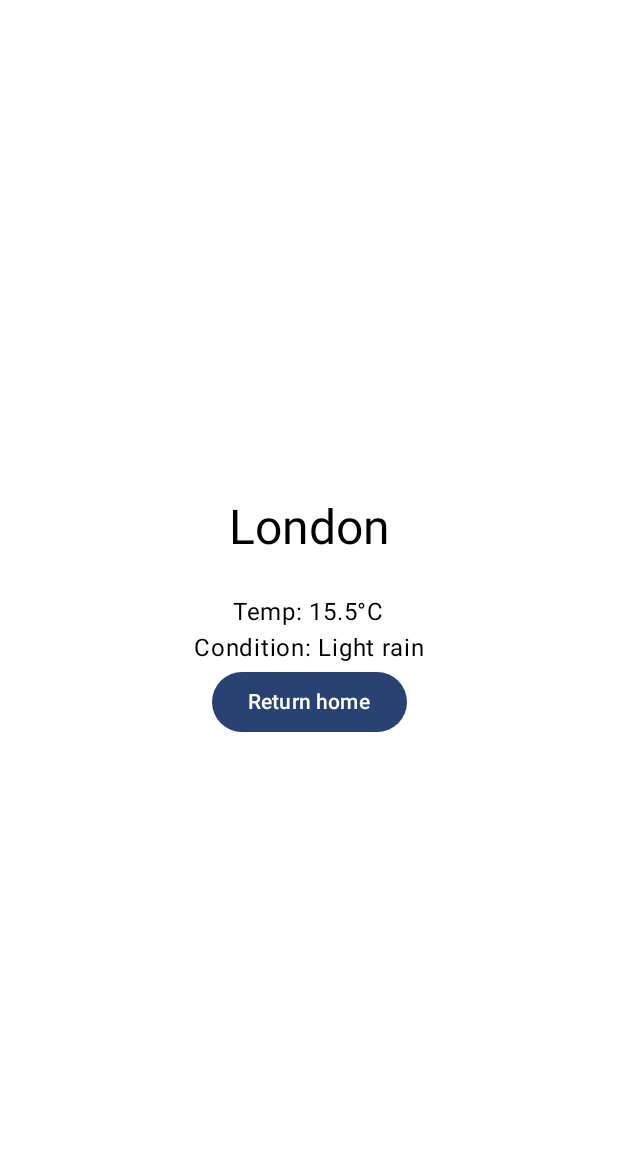
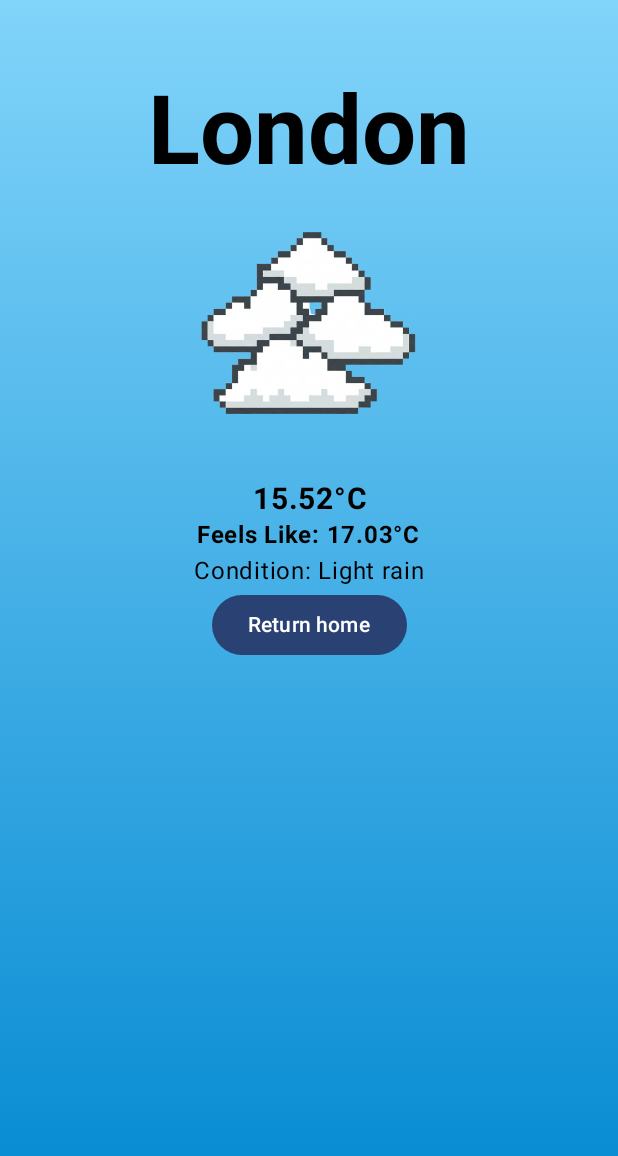
Before and after one commit to TomWight233/Sunny-Up-North, an Android app built with Jetpack Compose: the @Preview function WeatherPreview, on a phone screen of 412 x 824 dp. Shown: the top 1156 px of the screen. Run offline under Robolectric (Android 15) with nearby library versions, the phone set to English and light mode, and no system bars.

Commit message:
Small style changes, added some different data types to the model

```diff
--- a/app/src/main/java/com/example/sunnyupnorth/FakeWeatherViewModel.kt
+++ b/app/src/main/java/com/example/sunnyupnorth/FakeWeatherViewModel.kt
@@ -5,8 +5,8 @@ class FakeWeatherViewModel : WeatherViewModel() {
     init {
         weather = WeatherResponse(
             name = "London",
-            main = MainInfo(temp = 15.5, humidity = 80),
-            weather = listOf(WeatherDescription(description = "Light rain", icon = "10d"))
+            main = MainInfo(temp = 15.52, humidity = 80, feels_like = 17.03),
+            weather = listOf(WeatherDescription(main = "Clouds", description = "Light rain", icon = "10d"))
         )
     }
 }
--- a/app/src/main/java/com/example/sunnyupnorth/MainActivity.kt
+++ b/app/src/main/java/com/example/sunnyupnorth/MainActivity.kt
@@ -31,9 +31,12 @@ import androidx.compose.ui.Modifier
 import androidx.compose.ui.graphics.Brush
 import androidx.compose.ui.graphics.Color
 import androidx.compose.ui.res.painterResource
+import androidx.compose.ui.text.font.FontWeight
 import androidx.compose.ui.text.input.KeyboardType
+import androidx.compose.ui.text.style.TextAlign
 import androidx.compose.ui.tooling.preview.Preview
 import androidx.compose.ui.unit.dp
+import androidx.compose.ui.unit.sp
 import androidx.lifecycle.viewmodel.compose.viewModel
 import androidx.navigation.compose.NavHost
 import androidx.navigation.compose.composable
@@ -149,13 +152,16 @@ data class WeatherResponse(
     val weather: List<WeatherDescription>
 )
 
-data class MainInfo(val temp: Double, val humidity: Int)
-data class WeatherDescription(val description: String, val icon: String)
+data class MainInfo(val temp: Double, val humidity: Int, val feels_like: Double)
+data class WeatherDescription(val main: String, val description: String, val icon: String)
 
 
 @Composable
 fun WeatherScreen(viewModel: WeatherViewModel, onRestart: () -> Unit) {
     val weather = viewModel.weather
+    val skyGradient = Brush.verticalGradient(
+        colors = listOf(lightSkyBlue, deepSkyBlue)
+    )
 
     LaunchedEffect(Unit) {
         if (viewModel.searchLocation.isNotBlank()) {
@@ -165,13 +171,44 @@ fun WeatherScreen(viewModel: WeatherViewModel, onRestart: () -> Unit) {
 
     Column(
         horizontalAlignment = Alignment.CenterHorizontally,
-        verticalArrangement = Arrangement.Center,
-        modifier = Modifier.fillMaxSize()
+        verticalArrangement = Arrangement.Top,
+        modifier = Modifier.fillMaxSize().background(brush = skyGradient).padding(top = 50.dp)
+
     ) {
         if (weather != null) {
-            Text("${weather.name}", style = MaterialTheme.typography.headlineLarge)
-            Spacer(Modifier.height(24.dp))
-            Text("Temp: ${weather.main.temp}°C")
+            Text("${weather.name}", style = MaterialTheme.typography.headlineLarge.copy(
+                fontSize = 64.sp,
+                fontWeight = FontWeight.Bold
+            ))
+            when (weather.weather[0].main.lowercase()){
+            "clouds" -> Image(
+                painter = painterResource(id = R.drawable.cloud),
+                contentDescription = "Clouds Icon",
+                modifier = Modifier.size(180.dp)
+            )
+                "clear" -> Image(
+                    painter = painterResource(id = R.drawable.clear),
+                    contentDescription = "Sunny Clear Icon",
+                    modifier = Modifier.size(180.dp)
+
+                )
+                "rain" -> Image(
+                    painter = painterResource(id = R.drawable.rain),
+                    contentDescription = "Rain Icon",
+                    modifier = Modifier.size(180.dp)
+
+                )
+                else -> Image(
+                    painter = painterResource(id = R.drawable.unknown),
+                    contentDescription = "Unknown image",
+                    modifier = Modifier.size(180.dp)
+
+                )
+
+            }
+            Spacer(Modifier.height(16.dp))
+            Text("${weather.main.temp}°C" , fontWeight = FontWeight.Bold, fontSize = 20.sp, textAlign = TextAlign.Center)
+            Text("Feels Like: ${weather.main.feels_like}°C", fontWeight = FontWeight.Bold)
             Text("Condition: ${weather.weather[0].description}")
         } else {
             Text("Enter a city to get the weather.")
```
Also changed, not shown: app/src/main/res/drawable/clear.png (added), app/src/main/res/drawable/cloud.png (added), app/src/main/res/drawable/rain.png (added), app/src/main/res/drawable/unknown.png (added), 2 other files.
